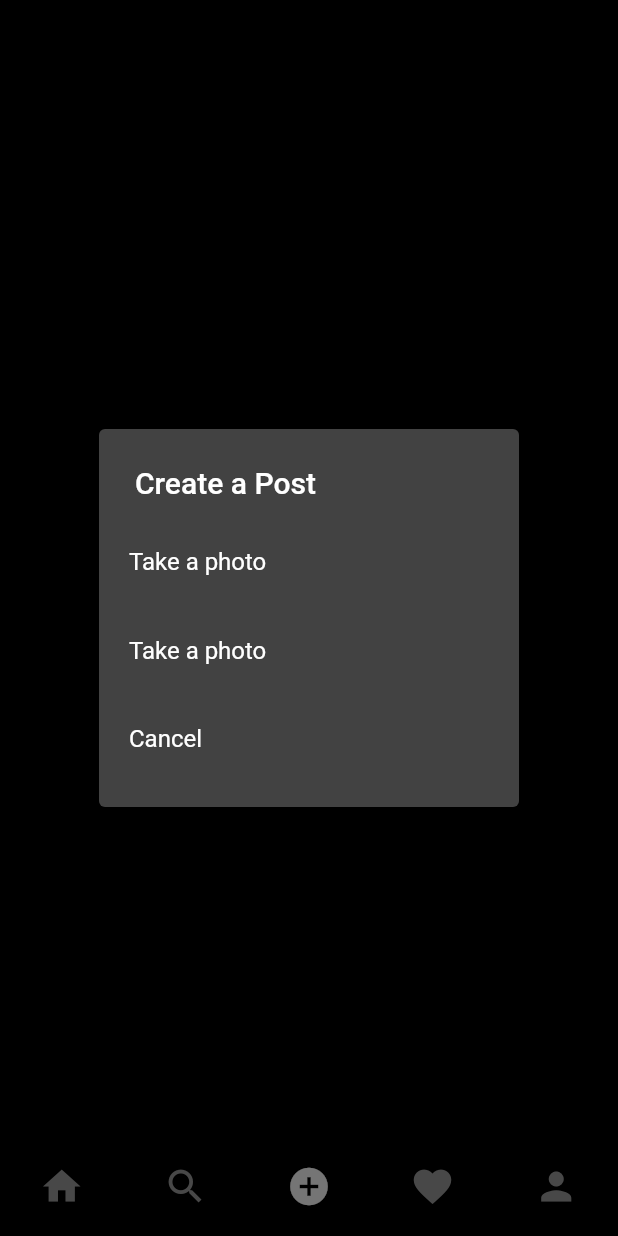
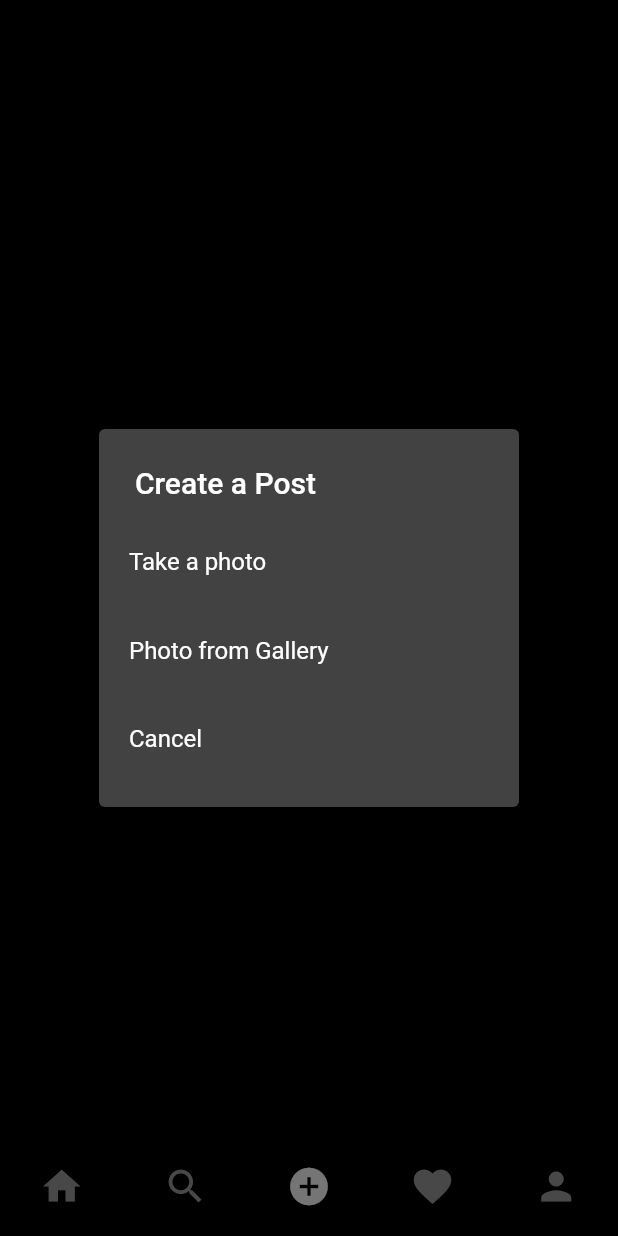
Before and after one commit to ALIRAZA17/Instagram-clone-Flutter, a Flutter app: the screen it shows once a user with an empty profile is signed in, item 3 of the bottom bar chosen, after a tap on the "upload" icon, on a phone screen of 412 x 824 dp. Run offline on Flutter 3.47's test engine with Material 2 defaults, Android fonts, the phone set to English and light mode, and no system bars; our stand-ins replace cloud_firestore, firebase_auth, firebase_core, firebase_storage, flutter_svg, image_picker; accounts and stored records are empty.

Commit message:
Edited Post add screen

```diff
--- a/lib/screens/add_post_screen.dart
+++ b/lib/screens/add_post_screen.dart
@@ -38,7 +38,7 @@ class _AddPostScreenState extends State<AddPostScreen> {
             ),
             SimpleDialogOption(
               padding: const EdgeInsets.all(20),
-              child: const Text("Take a photo"),
+              child: const Text("Photo from Gallery"),
               onPressed: () async {
                 Navigator.of(context).pop();
                 Uint8List file = await pickImage(ImageSource.gallery);
```
